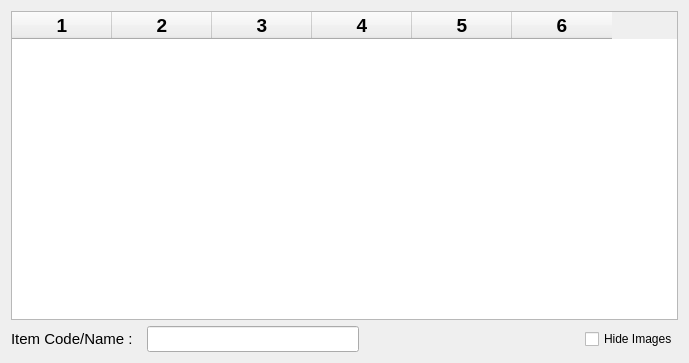
Old version of the form estorecpp/addbillitem.ui in the repository Watti/estorecpp.
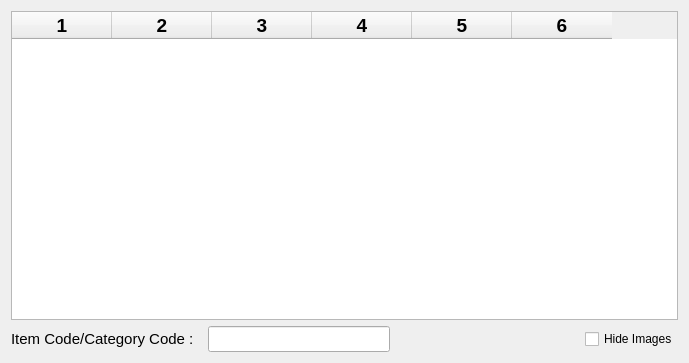
New version of the form.

Commit message: category code search added to billing

Patch:
```diff
--- a/estorecpp/addbillitem.ui
+++ b/estorecpp/addbillitem.ui
@@ -50,7 +50,7 @@
         </font>
        </property>
        <property name="text">
-        <string>Item Code/Name :</string>
+        <string>Item Code/Category Code :</string>
        </property>
       </widget>
      </item>
```
The commit also changes 1 other file.
